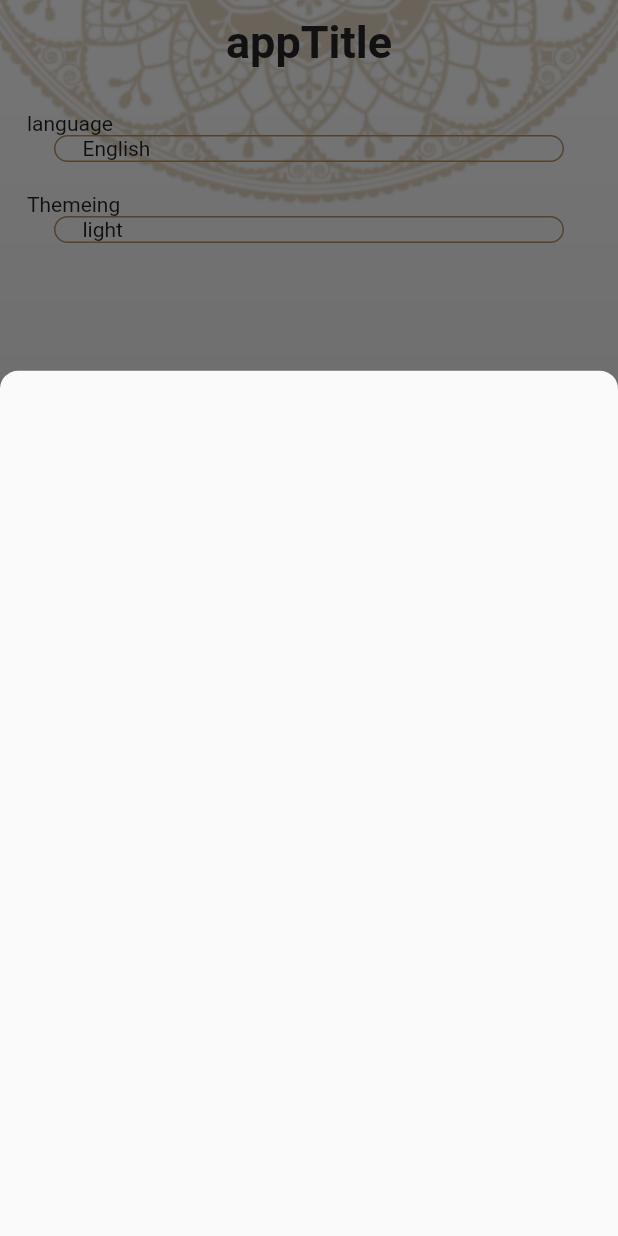
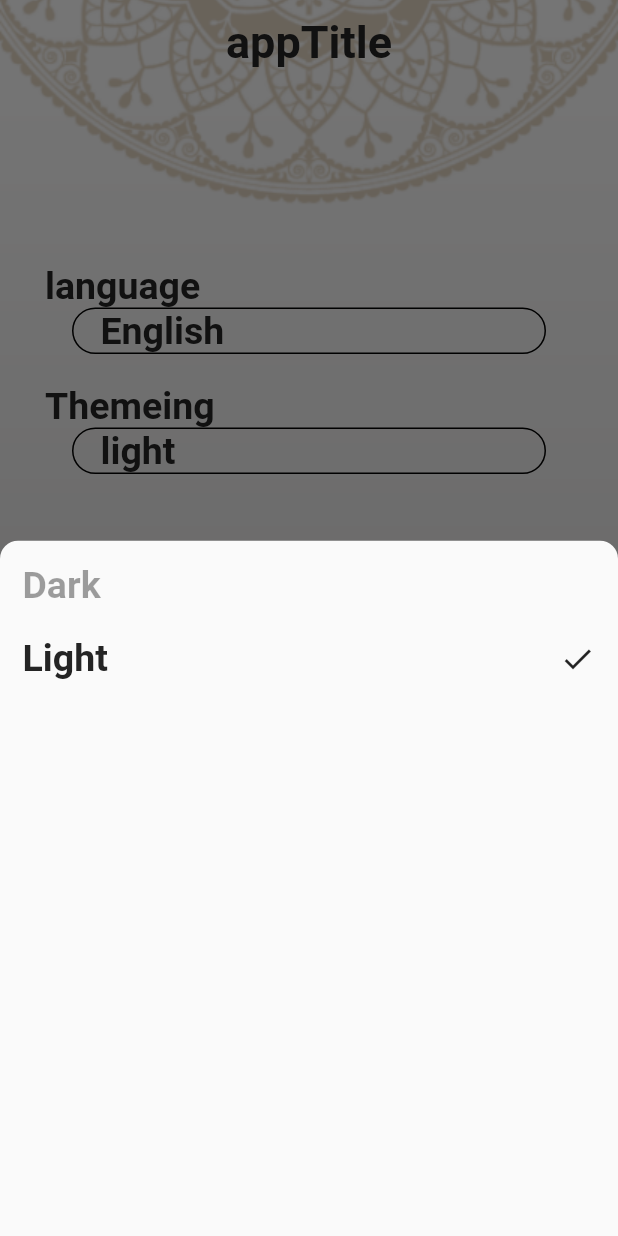
Before and after one commit to Omarmostafaxz/islami_app, a Flutter app: the screen it shows after launch, item 5 of the bottom bar chosen, after a tap on "light", on a phone screen of 412 x 824 dp. Run offline on Flutter 3.47's test engine with Material 2 defaults, Android fonts, the phone set to English and light mode, and no system bars; generated files the repository leaves out were written again.

Commit message:
providers and dark mode

```diff
--- a/lib/Home screen.dart
+++ b/lib/Home screen.dart
@@ -6,6 +6,8 @@ import 'package:islamiapp/Tabs/sebha.dart';
 import 'package:islamiapp/Tabs/settings.dart';
 import 'package:islamiapp/my_theme.dart';
 import 'package:flutter_gen/gen_l10n/app_localizations.dart';
+import 'package:islamiapp/providers/my%20provider.dart';
+import 'package:provider/provider.dart';
 class HomeScreen extends StatefulWidget {
   static const String routeName = "HomeScreen";
 
@@ -18,9 +20,11 @@ int index=0;
 
   @override
   Widget build(BuildContext context) {
+    var provider=Provider.of<MyProvider>(context);
     return Stack(
         children: [
-      Image.asset("assets/images/background.png",
+      Image.asset(
+        provider.modeApp==ThemeMode.light?"assets/images/background.png":"assets/images/dark_themee.png",
       width: double.infinity,
       fit: BoxFit.cover,),
       Scaffold(
@@ -35,11 +39,11 @@ int index=0;
           },
           type: BottomNavigationBarType.shifting,
           items: [
-            BottomNavigationBarItem(icon: const ImageIcon(AssetImage("assets/images/quran.png")),label: "quran",backgroundColor:MyTheme.PrimaryColor),
-            BottomNavigationBarItem(icon: const ImageIcon(AssetImage("assets/images/sebha.png")),label: "sebha",backgroundColor:MyTheme.PrimaryColor),
-            BottomNavigationBarItem(icon: const ImageIcon(AssetImage("assets/images/radio.png")),label: "radio",backgroundColor:MyTheme.PrimaryColor),
-            BottomNavigationBarItem(icon: const ImageIcon(AssetImage("assets/images/ahadeth.png")),label: "ahadeth",backgroundColor:MyTheme.PrimaryColor),
-            BottomNavigationBarItem(icon:Icon(Icons.settings),label: "settings ",backgroundColor:MyTheme.PrimaryColor),
+            BottomNavigationBarItem(icon: const ImageIcon(AssetImage("assets/images/quran.png")),label: "quran",backgroundColor:Colors.black),
+            BottomNavigationBarItem(icon: const ImageIcon(AssetImage("assets/images/sebha.png")),label: "sebha",backgroundColor:Colors.black),
+            BottomNavigationBarItem(icon: const ImageIcon(AssetImage("assets/images/radio.png")),label: "radio",backgroundColor:Colors.black),
+            BottomNavigationBarItem(icon: const ImageIcon(AssetImage("assets/images/ahadeth.png")),label: "ahadeth",backgroundColor:Colors.black),
+            BottomNavigationBarItem(icon:Icon(Icons.settings),label: "settings ",backgroundColor:Colors.black),
         ],),
         body:tabs[index] ,
       ),
--- a/lib/Tabs/quran.dart
+++ b/lib/Tabs/quran.dart
@@ -131,13 +131,13 @@ class QuranTab extends StatelessWidget {
         children: [
           Image.asset("assets/images/quran_imaged.png"),
           Divider(
-            color: MyTheme.PrimaryColor,
+            color: Colors.black,
             thickness: 2,
           ),
           Text(AppLocalizations.of(context)!.suraNames,
               style: TextStyle(fontSize: 25, fontWeight: FontWeight.bold)),
           Divider(
-            color: MyTheme.PrimaryColor,
+            color: Colors.black,
             thickness: 2,
           ),
           Expanded(
--- a/lib/Tabs/settings.dart
+++ b/lib/Tabs/settings.dart
@@ -1,5 +1,8 @@
 import 'package:flutter/material.dart';
+import 'package:islamiapp/bottom%20sheet/theming_bottom_sheet.dart';
 import 'package:islamiapp/my_theme.dart';
+
+import '../bottom sheet/langyage_bottom_sheet.dart';
 
 class SettingsTab extends StatefulWidget {
   @override
@@ -10,7 +13,7 @@ class _SettingsTabState extends State<SettingsTab> {
   @override
   Widget build(BuildContext context) {
     return Padding(
-      padding: const EdgeInsets.all(18),
+      padding: const EdgeInsets.only(top: 120,left: 30,right: 30),
       child: Column(
         crossAxisAlignment: CrossAxisAlignment.start,
         children: [
@@ -27,8 +30,8 @@ class _SettingsTabState extends State<SettingsTab> {
               width: double.infinity,
               decoration: BoxDecoration(
                   borderRadius: BorderRadius.circular(25),
-                  border: Border.all(color: MyTheme.PrimaryColor)),
-              child: Text("English"),
+                  border: Border.all(color: Colors.black)),
+              child: Text("English",),
             ),
           ),
           SizedBox(
@@ -47,7 +50,7 @@ class _SettingsTabState extends State<SettingsTab> {
               width: double.infinity,
               decoration: BoxDecoration(
                   borderRadius: BorderRadius.circular(25),
-                  border: Border.all(color: MyTheme.PrimaryColor)),
+                  border: Border.all(color:Colors.black)),
               child: Text("light"),
             ),
           ),
@@ -59,27 +62,20 @@ class _SettingsTabState extends State<SettingsTab> {
   showLanguageBottomSheet() {
     showModalBottomSheet(
       context: context,
-      isScrollControlled: true,
       shape: OutlineInputBorder(
         borderSide: BorderSide(color: Colors.transparent),
           borderRadius: BorderRadius.only(
               topLeft: Radius.circular(12), topRight: Radius.circular(12))),
-      builder: (context) => Container(
-        height: MediaQuery.of(context).size.height*0.7,
-      ),
-    );
+      builder: (context) =>  LanguageBottomSheet());
   }
   showThemeingBottomSheet() {
     showModalBottomSheet(
       context: context,
-      isScrollControlled: true,
       shape: OutlineInputBorder(
           borderSide: BorderSide(color: Colors.transparent),
           borderRadius: BorderRadius.only(
               topLeft: Radius.circular(12), topRight: Radius.circular(12))),
-      builder: (context) => Container(
-        height: MediaQuery.of(context).size.height*0.7,
-      ),
+      builder: (context) => themingBottomSheet(),
     );
   }
 }
--- /dev/null
+++ b/lib/bottom sheet/langyage_bottom_sheet.dart
@@ -0,0 +1,46 @@
+import 'package:flutter/material.dart';
+import 'package:provider/provider.dart';
+
+import '../providers/my provider.dart';
+
+class LanguageBottomSheet extends StatelessWidget {
+  @override
+  Widget build(BuildContext context) {
+    var provider=Provider.of<MyProvider>(context);
+    return  Padding(
+      padding: EdgeInsets.all(15),
+      child: Column(
+        children: [
+          InkWell(
+            onTap: () {
+              provider.ChangeLanguage("en");
+            },
+            child: Row(
+              children: [
+                Text("English",style: TextStyle(color: Colors.black38),),
+                Spacer(),
+                provider.LanguageCode=="en"? Icon(Icons.done,color: Colors.black38,):SizedBox.shrink(),
+              ],
+            ),
+          ),
+          SizedBox(
+            height: 20,
+          ),
+          InkWell(
+            onTap: () {
+              provider.ChangeLanguage("ar");
+            },
+            child: Row(
+              children: [
+                Text("Arabic",),
+                Spacer(),
+                provider.LanguageCode=="en"?SizedBox.shrink():Icon(Icons.done,),
+              ],
+            ),
+          )
+        ],
+
+      ),
+    );
+  }
+}
--- /dev/null
+++ b/lib/bottom sheet/theming_bottom_sheet.dart
@@ -0,0 +1,47 @@
+import 'package:flutter/material.dart';
+import 'package:islamiapp/my_theme.dart';
+import 'package:provider/provider.dart';
+
+import '../providers/my provider.dart';
+
+class themingBottomSheet extends StatelessWidget {
+  @override
+  Widget build(BuildContext context) {
+    var provider=Provider.of<MyProvider>(context);
+    return  Padding(
+      padding: EdgeInsets.all(15),
+      child: Column(
+        children: [
+          InkWell(
+            onTap: () {
+              provider.changeTheme(ThemeMode.dark);
+            },
+            child: Row(
+              children: [
+                Text("Dark",style: TextStyle(color: Colors.black38),),
+                Spacer(),
+                provider.modeApp==ThemeMode.dark? Icon(Icons.done,color: MyThemeData.lightColor,):SizedBox.shrink(),
+              ],
+            ),
+          ),
+          SizedBox(
+            height: 20,
+          ),
+          InkWell(
+            onTap: () {
+              provider.changeTheme(ThemeMode.light);
+            },
+            child: Row(
+              children: [
+                Text("Light",),
+                Spacer(),
+                provider.modeApp==ThemeMode.dark?SizedBox.shrink():Icon(Icons.done,),
+              ],
+            ),
+          )
+        ],
+
+      ),
+    );
+  }
+}
--- a/lib/main.dart
+++ b/lib/main.dart
@@ -5,8 +5,17 @@ import 'package:islamiapp/hadeth_details.dart';
 import 'package:islamiapp/my_theme.dart';
 import 'package:islamiapp/page%20one%20quran/sura%20details.dart';
 import 'package:flutter_gen/gen_l10n/app_localizations.dart';
+import 'package:islamiapp/providers/my%20provider.dart';
+import 'package:islamiapp/providers/sura%20details%20provider.dart';
+import 'package:provider/provider.dart';
 void main() {
-  runApp(const MyApp());
+  runApp(ChangeNotifierProvider(
+      create: (context) => MyProvider(),
+      child: MultiProvider(providers: [
+        ChangeNotifierProvider(create: (context) => MyProvider(),),
+        ChangeNotifierProvider(create: (context) => SuraDetailsProvider(),)
+      ],
+      child: MyApp())));
 }
 
 class MyApp extends StatelessWidget {
@@ -15,10 +24,12 @@ class MyApp extends StatelessWidget {
   // This widget is the root of your application.
   @override
   Widget build(BuildContext context) {
+    var provider=Provider.of<MyProvider>(context);
     return  MaterialApp(
       title: 'Localizations Sample App',
       localizationsDelegates: AppLocalizations.localizationsDelegates,
       supportedLocales: AppLocalizations.supportedLocales,
+      locale: Locale(provider.LanguageCode),
       debugShowCheckedModeBanner: false ,
       initialRoute: HomeScreen.routeName ,
       routes:{
@@ -26,9 +37,9 @@ class MyApp extends StatelessWidget {
         SuraDetails.routeName:(context) => SuraDetails(),
         HadethDetails.routeName:(context) => HadethDetails(),
       },
-      theme: MyTheme.lightTheme,
-      darkTheme: MyTheme.darkTheme,
-
+      themeMode:provider.modeApp,
+      theme:  MyThemeData.lightTheme,
+      darkTheme:  MyThemeData.darkTheme,
 
 
     );
--- a/lib/my_theme.dart
+++ b/lib/my_theme.dart
@@ -1,26 +1,89 @@
 import 'package:flutter/material.dart';
 
-class MyTheme{
-static Color PrimaryColor=Color(0xffB7935F);
-static Color blackColor=Color(0xff242424);
-  static ThemeData lightTheme=ThemeData(
-      scaffoldBackgroundColor:Colors.transparent,
-    textTheme: TextTheme(
-        bodyLarge:TextStyle
-          (color:Color(0xff242424),fontWeight: FontWeight.bold,fontSize: 30)
-    ),
+
+class MyThemeData {
+  static const Color lightColor = Color(0xFFB7935F);
+  static const Color darkColor = Color(0xFF141A2E);
+  static const Color yellowColor = Color(0xFFFACC1D);
+  static ThemeData lightTheme = ThemeData(
+      primaryColor: lightColor,
+      scaffoldBackgroundColor: Colors.transparent,
+      colorScheme: ColorScheme(
+          brightness: Brightness.light,
+          primary: lightColor,
+          onPrimary: Colors.black54,
+          secondary: Colors.black,
+          onSecondary: Colors.white,
+          error: Colors.red,
+          onError: Colors.white,
+          background: Colors.transparent,
+          onBackground: lightColor,
+          surface: Colors.grey.shade300,
+          onSurface: Colors.black54),
+      textTheme: TextTheme(
+          bodyLarge: TextStyle(
+              fontSize: 30,
+              fontWeight: FontWeight.bold,
+              color: Color(0xFF242424)),
+          bodyMedium: TextStyle(
+              fontSize: 25,
+              fontWeight: FontWeight.w600,
+              color: Color(0xFF242424)),
+          titleSmall:TextStyle(
+              fontSize: 30,
+              fontWeight: FontWeight.bold,
+              color: Color(0xFF242424)),
+          bodySmall:TextStyle(
+              fontSize: 20,
+              fontWeight: FontWeight.w300,
+              color: Color(0xFF242424))),
+      bottomNavigationBarTheme: BottomNavigationBarThemeData(
+          backgroundColor: Color(0xFFB7935F),
+          type: BottomNavigationBarType.shifting,
+          unselectedItemColor: Colors.white,
+          selectedItemColor: Color(0xFFB7935F),
+          selectedLabelStyle: TextStyle(fontSize: 12),
+          unselectedLabelStyle: TextStyle(fontSize: 12,)),
       appBarTheme: AppBarTheme(
-        iconTheme: IconThemeData(color: MyTheme.PrimaryColor,size: 30),
-        color: Colors.transparent,
-        elevation: 0.0,
-        centerTitle: true,
-      ),
-    bottomNavigationBarTheme: BottomNavigationBarThemeData(
-      selectedItemColor: blackColor,
-      unselectedItemColor: Colors.white,
-      backgroundColor: Color(0xffB7935F),
-    )
-  );
-  static ThemeData darkTheme=ThemeData();
-
+          backgroundColor: Colors.transparent,
+          iconTheme: IconThemeData(color: Color(0xFFB7935F), size: 30),
+          elevation: 0.0,
+          centerTitle: true));
+  static ThemeData darkTheme = ThemeData(
+      brightness: Brightness.dark,
+      scaffoldBackgroundColor: Colors.transparent,
+      primaryColor: darkColor,
+      colorScheme: ColorScheme(
+          brightness: Brightness.dark,
+          primary: darkColor,
+          onPrimary: Colors.white,
+          secondary: yellowColor,
+          onSecondary: Colors.white,
+          error: Colors.red,
+          onError: Colors.white,
+          background: Colors.transparent,
+          onBackground: darkColor,
+          surface: Colors.grey.shade300,
+          onSurface: Colors.white),
+      textTheme: TextTheme(
+          bodyLarge:TextStyle(
+              fontSize: 30, fontWeight: FontWeight.bold, color: Colors.white),
+          bodyMedium: TextStyle(
+              fontSize: 25, fontWeight: FontWeight.w600, color: Colors.white),
+          titleSmall: TextStyle(
+              fontSize: 30, fontWeight: FontWeight.bold, color: Colors.white),
+          bodySmall: TextStyle(
+              fontSize: 20, fontWeight: FontWeight.w300, color: yellowColor)),
+      bottomNavigationBarTheme: BottomNavigationBarThemeData(
+          backgroundColor: darkColor,
+          type: BottomNavigationBarType.shifting,
+          unselectedItemColor: Colors.white,
+          selectedItemColor: yellowColor,
+          selectedLabelStyle: TextStyle(fontSize: 12),
+          unselectedLabelStyle:TextStyle(fontSize: 12,)),
+      appBarTheme: AppBarTheme(
+          backgroundColor: Colors.transparent,
+          iconTheme: IconThemeData(color: Colors.white, size: 30),
+          elevation: 0.0,
+          centerTitle: true));
 }
--- a/lib/page one quran/sura details.dart
+++ b/lib/page one quran/sura details.dart
@@ -40,15 +40,15 @@ List<String>verses=[];
             elevation: 12,
             shape: RoundedRectangleBorder(
               borderRadius: BorderRadius.circular(18),
-              side: BorderSide(color: MyTheme.PrimaryColor)
+              side: BorderSide(color: MyThemeData.yellowColor)
             ),
             child: Padding(
               padding: const EdgeInsets.all(10),
               child: ListView.separated(
-                  separatorBuilder: (context, index) => Divider(indent: 40,endIndent: 40,color: MyTheme.PrimaryColor,thickness: 2,),
+                  separatorBuilder: (context, index) => Divider(indent: 40,endIndent: 40,color: Colors.black54,thickness: 2,),
                   itemBuilder: (context, index) {
                 return Center(
-                  child: Text(verses[index],textAlign: TextAlign.center,style: TextStyle(color: Colors.black87,
+                  child: Text(verses[index],textAlign: TextAlign.center,style: TextStyle(color: Colors.black,
                       fontSize: 22,
                       fontWeight: FontWeight.bold),),
                 );
--- /dev/null
+++ b/lib/providers/my provider.dart
@@ -0,0 +1,19 @@
+import 'package:flutter/cupertino.dart';
+import 'package:flutter/material.dart';
+
+class MyProvider extends ChangeNotifier{
+  String LanguageCode="en";
+  ThemeMode modeApp=ThemeMode.light;
+
+  changeTheme(ThemeMode mode) {
+    modeApp=mode;
+    notifyListeners();
+
+  }
+
+  void ChangeLanguage(String langCode){
+    LanguageCode=langCode;
+    notifyListeners();
+  }
+
+}
--- /dev/null
+++ b/lib/providers/sura details provider.dart
@@ -0,0 +1,14 @@
+import 'package:flutter/material.dart';
+import 'package:flutter/services.dart';
+
+class SuraDetailsProvider extends ChangeNotifier {
+  List<String> verses = [];
+
+  void loadFile(int n) async {
+    String sura = await rootBundle.loadString("assets/files/${n + 1}.txt");
+    List<String> lines = sura.split("\n");
+    print(lines);
+    verses = lines;
+    notifyListeners();
+  }
+}
--- a/pubspec.yaml
+++ b/pubspec.yaml
@@ -28,6 +28,7 @@ environment:
 # the latest version available on pub.dev. To see which dependencies have newer
 # versions available, run `flutter pub outdated`.
 dependencies:
+  provider: ^6.0.5
   flutter:
     sdk: flutter
 
```
Also changed, not shown: assets/images/2.0x/dark_theme@2x.png (added), assets/images/2.0x/dark_themee@2x.png (added), assets/images/3.0x/dark_theme@3x.png (added), assets/images/3.0x/dark_themee@3x.png (added), assets/images/dark_theme.png (added), assets/images/dark_themee.png (added), pubspec.lock.
